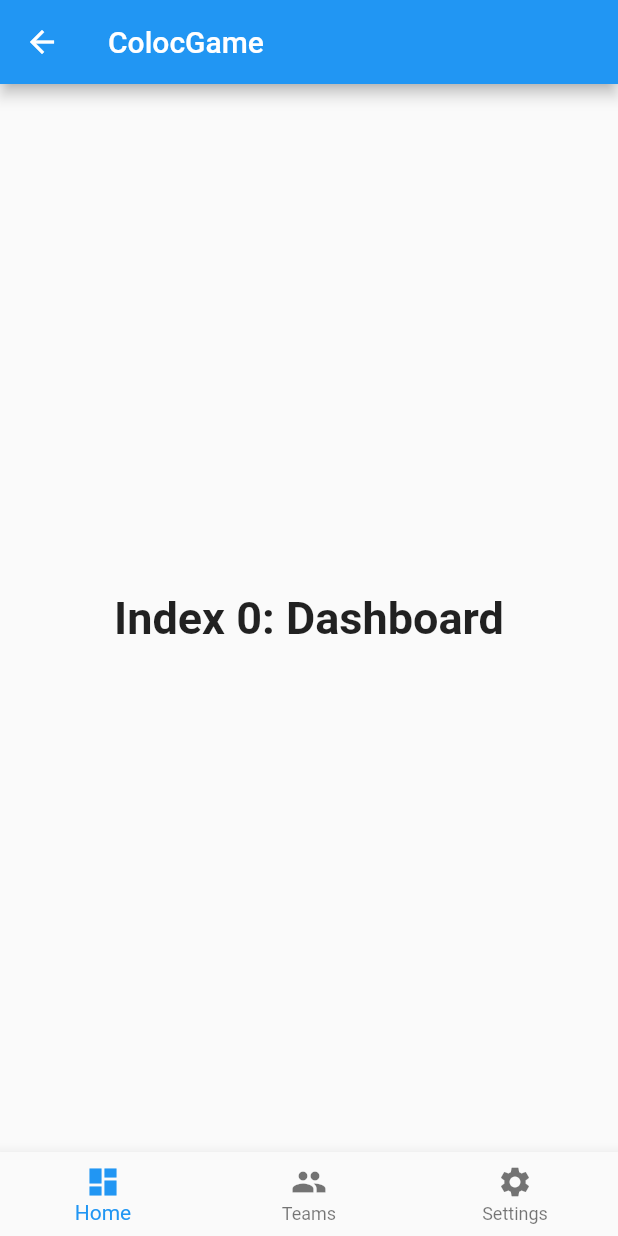
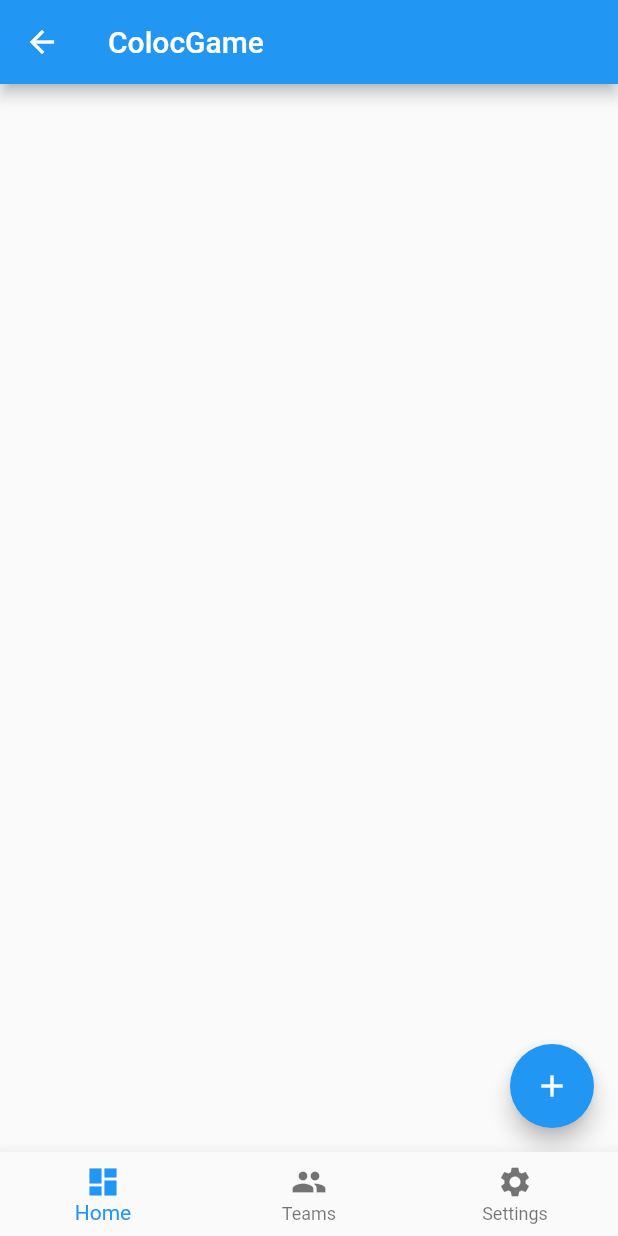
Before and after one commit to JGense/projet-mobile-s2, a Flutter app: the HomePage screen opened directly, on a phone screen of 412 x 824 dp. Run offline on Flutter 3.47's test engine with Material 2 defaults, Android fonts, the phone set to English and light mode, and no system bars; our stand-ins replace firebase_auth; accounts and stored records are empty.

Commit message:
Dashboard first draft completed
Show a List of tasks to do + can add tasks

```diff
--- /dev/null
+++ b/lib/ui/page/DashBoardPage.dart
@@ -0,0 +1,77 @@
+import 'package:colocgame/data/provider/authentication.dart';
+import 'package:flutter/material.dart';
+
+
+class DashBoardPage extends StatefulWidget {
+  DashBoardPage();
+
+
+  @override
+  State<StatefulWidget> createState() => new _DashBoardPageState();
+}
+
+class _DashBoardPageState extends State<DashBoardPage> {
+
+  List<String> _taskItems =[];
+
+  void addTaskItem(String task){
+    if (task.length>0){
+      setState(() => _taskItems.add(task));
+    }
+  }
+
+  @override
+  void initState() {
+    super.initState();
+  }
+
+
+  @override
+  Widget build(BuildContext context) {
+    return new Scaffold(
+        body:
+            buildTasksList(),
+            floatingActionButton: new FloatingActionButton(
+                onPressed: _pushAddTaskScreen,
+                tooltip: 'Ajouter une tâche',
+                child: new Icon(Icons.add)),
+    );
+  }
+
+  void _pushAddTaskScreen() {
+    Navigator.of(context).push(
+        new MaterialPageRoute(
+            builder: (context) {
+              return new Scaffold(
+                  body: new TextField(
+                    autofocus: true,
+                    onSubmitted: (val) {
+                      addTaskItem(val);
+                      Navigator.pop(context); // Close the add todo screen
+                    },
+                    decoration: new InputDecoration(
+                        hintText: 'Intitulé de la tâche',
+                        contentPadding: const EdgeInsets.all(16.0)
+                    ),
+                  )
+              );
+            }
+        )
+    );
+  }
+  Widget buildTasksList() {
+    return new ListView.builder(
+        itemBuilder: (context,index){
+          if(index< _taskItems.length){
+            return buildTaskItem(_taskItems[index]);
+          }
+        },
+    );
+  }
+
+  Widget buildTaskItem(String tasktext){
+    return new ListTile(
+      title : new Text(tasktext)
+    );
+  }
+}
--- a/lib/ui/page/HomePage.dart
+++ b/lib/ui/page/HomePage.dart
@@ -1,4 +1,5 @@
 import 'package:colocgame/data/provider/authentication.dart';
+import 'package:colocgame/ui/page/DashBoardPage.dart';
 import 'package:flutter/material.dart';
 import 'package:flutter/widgets.dart';
 
@@ -20,10 +21,7 @@ class _HomePageState extends State<HomePage> {
 
   static const TextStyle optionStyle = TextStyle(fontSize: 30, fontWeight: FontWeight.bold);
   static List<Widget> _widgetOptions = <Widget>[
-    Text(
-      'Index 0: Dashboard',
-      style: optionStyle,
-    ),
+    DashBoardPage(),
     Text(
       'Index 1: Teams',
       style: optionStyle,
```
Also changed, not shown: pubspec.lock.
